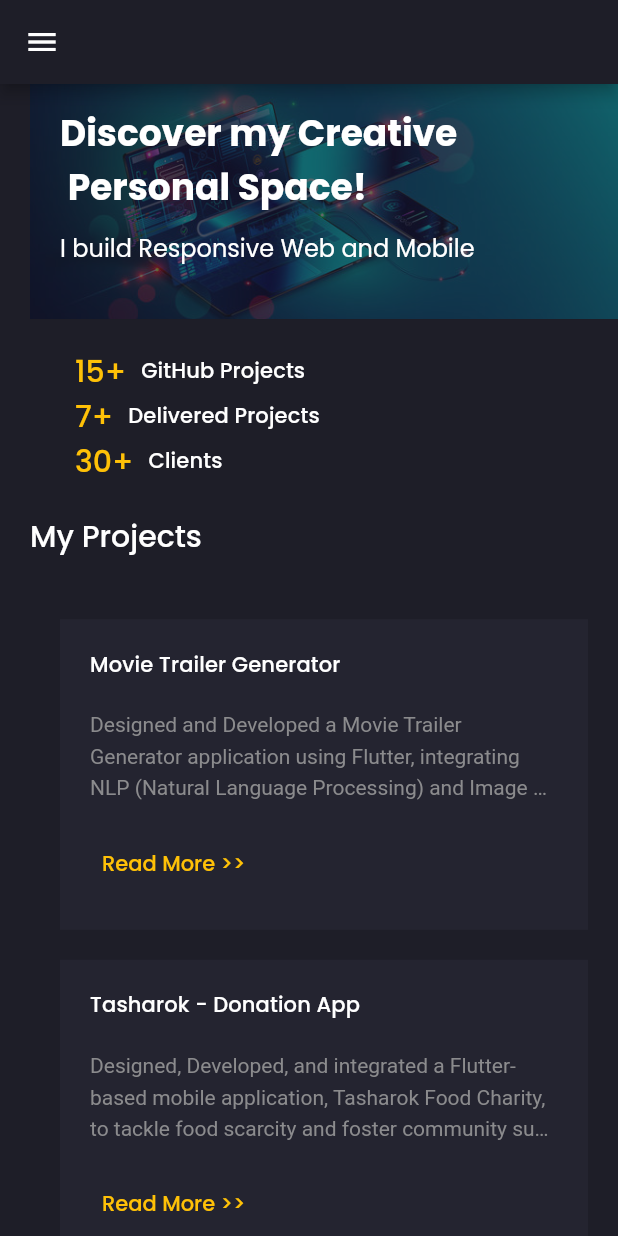
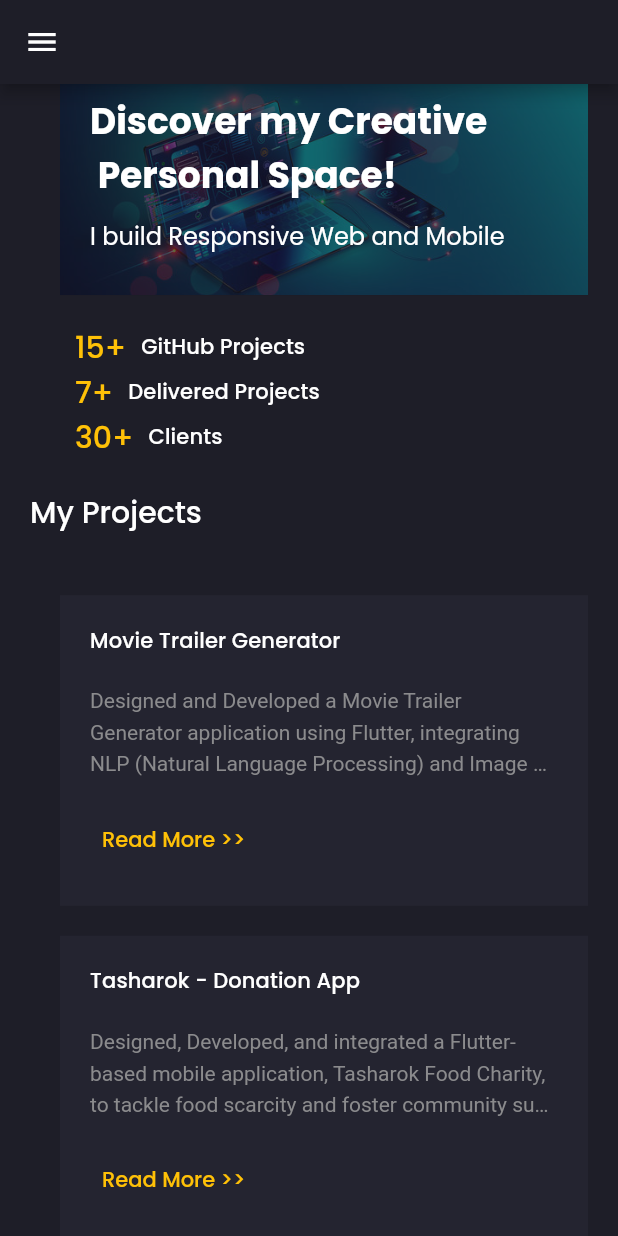
Before and after one commit to AmrSabbagh35/my-portfolio, a Flutter app: the screen it shows after launch, on a phone screen of 412 x 824 dp. Run offline on Flutter 3.47's test engine with Material 2 defaults, Android fonts, the phone set to English and light mode, and no system bars; drawn by our look-alikes of animated_text_kit; our stand-ins replace flutter_svg, google_fonts; missing offline and left inert: dart:html, flag.

Commit message:
fixed upper bg

```diff
--- a/lib/screens/home/widgets/home_banner.dart
+++ b/lib/screens/home/widgets/home_banner.dart
@@ -10,7 +10,9 @@ class HomeBanner extends StatelessWidget {
 
   @override
   Widget build(BuildContext context) {
-    return AspectRatio(
+    return Padding(
+      padding: const EdgeInsets.symmetric(horizontal: 20),
+      child: AspectRatio(
         aspectRatio: Responsive.isMobile(context) ? 2.5 : 3,
         child: Stack(
           fit: StackFit.expand,
@@ -60,6 +62,7 @@ class HomeBanner extends StatelessWidget {
               ),
             )
           ],
+        ),
       ),
     );
   }
```
Lines whose indentation alone changed are shown as unchanged.
